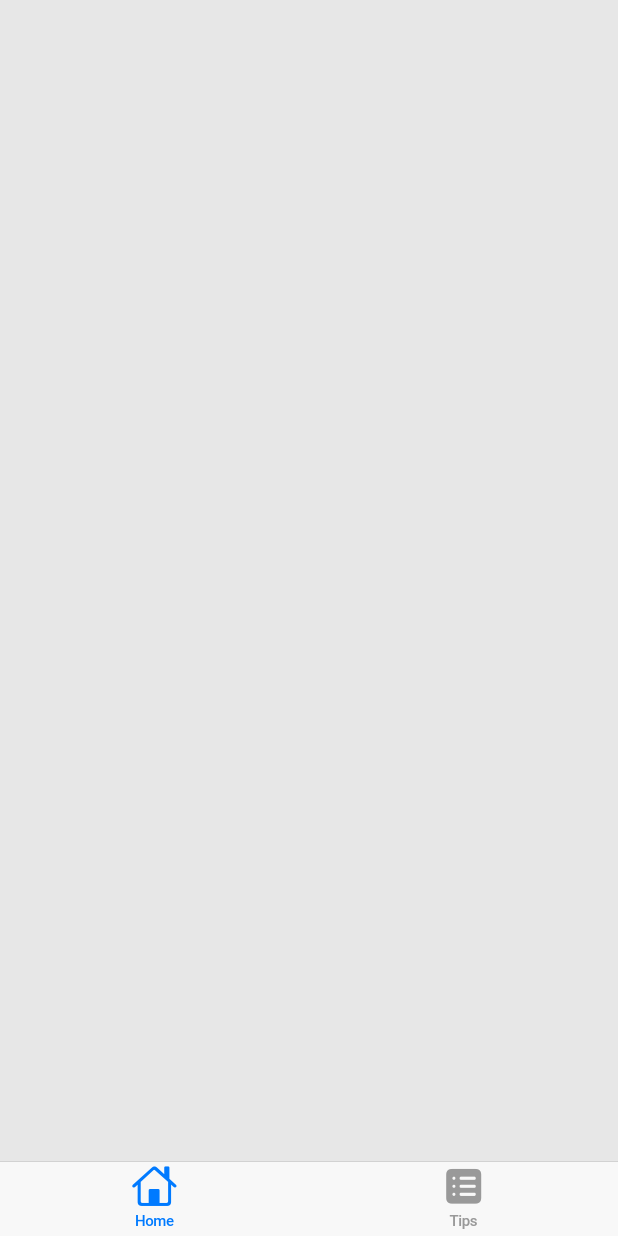
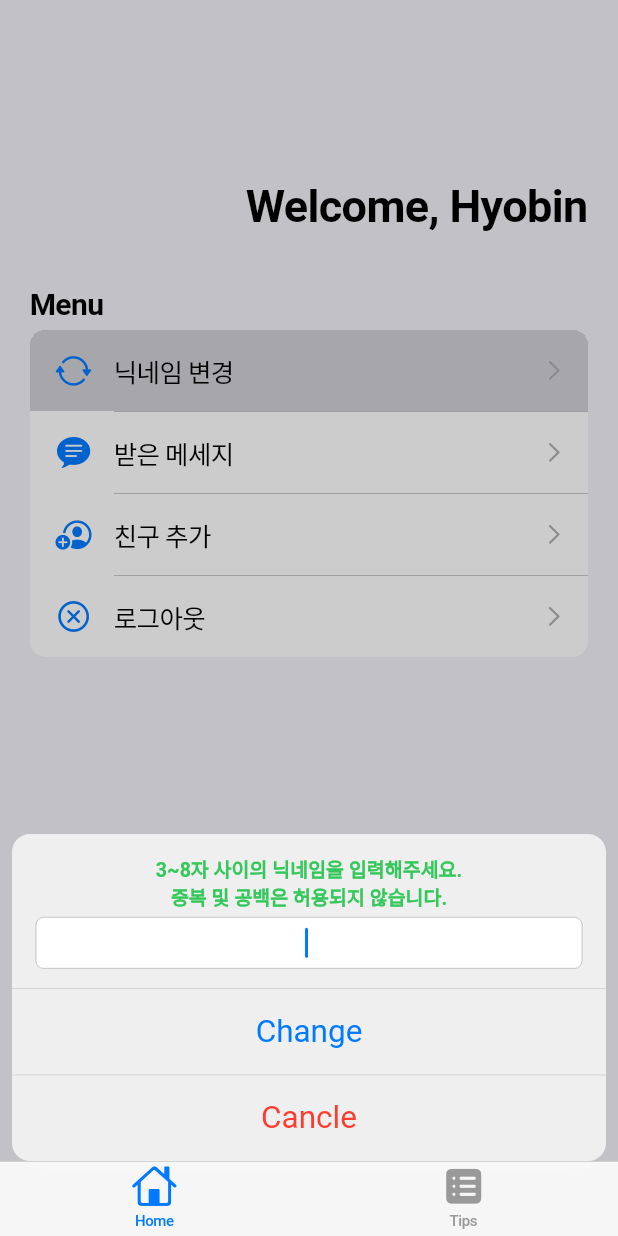
Before and after one commit to marooo326/TipMe-front, a Flutter app: the screen it shows after launch, after a tap on "닉네임 변경", on a phone screen of 412 x 824 dp. Run offline on Flutter 3.47's test engine with Material 2 defaults, Android fonts, the phone set to English and light mode, and no system bars.

Commit message:
feat: Nickname 변경 기능 추가

```diff
--- a/lib/screens/home_screen.dart
+++ b/lib/screens/home_screen.dart
@@ -1,5 +1,5 @@
 import 'package:flutter/cupertino.dart';
-import 'package:tipme_front/screens/login_screen.dart';
+import 'package:tipme_front/widgets/home_widget.dart';
 
 class HomeScreen extends StatelessWidget {
   const HomeScreen({super.key});
@@ -23,91 +23,7 @@ class HomeScreen extends StatelessWidget {
         ],
       ),
       tabBuilder: (BuildContext context, int index) {
-        return CupertinoTabView(
-          builder: (BuildContext context) {
-            return Container(
-              child: index == 0
-                  ? Column(
-                      crossAxisAlignment: CrossAxisAlignment.end,
-                      children: [
-                        const SizedBox(
-                          height: 100,
-                        ),
-                        Padding(
-                          padding: const EdgeInsets.all(20),
-                          child: Text(
-                            "Welcome, ${apiData['nickname']}",
-                            style: const TextStyle(
-                              fontSize: 30,
-                              fontWeight: FontWeight.w500,
-                            ),
-                          ),
-                        ),
-                        CupertinoListSection(
-                          header: const Text(
-                            'Menu',
-                            style: TextStyle(
-                              fontSize: 20,
-                              fontWeight: FontWeight.bold,
-                            ),
-                          ),
-                          children: [
-                            CupertinoListTile.notched(
-                              title: const Text('닉네임 변경'),
-                              leading: const SizedBox(
-                                width: double.infinity,
-                                height: double.infinity,
-                                child: Icon(CupertinoIcons.arrow_2_circlepath),
-                              ),
-                              trailing: const CupertinoListTileChevron(),
-                              onTap: () => Navigator.of(context).push(
-                                CupertinoPageRoute(
-                                  builder: (BuildContext context) {
-                                    return const LoginScreen();
-                                  },
-                                ),
-                              ),
-                            ),
-                            const CupertinoListTile.notched(
-                              title: Text('받은 메세지'),
-                              leading: SizedBox(
-                                width: double.infinity,
-                                height: double.infinity,
-                                child:
-                                    Icon(CupertinoIcons.chat_bubble_text_fill),
-                              ),
-                              trailing: CupertinoListTileChevron(),
-                            ),
-                            const CupertinoListTile.notched(
-                              title: Text('친구 추가'),
-                              leading: SizedBox(
-                                width: double.infinity,
-                                height: double.infinity,
-                                child: Icon(CupertinoIcons
-                                    .person_crop_circle_badge_plus),
-                              ),
-                              trailing: CupertinoListTileChevron(),
-                            ),
-                            const CupertinoListTile.notched(
-                              title: Text('로그아웃'),
-                              leading: SizedBox(
-                                width: double.infinity,
-                                height: double.infinity,
-                                child: Icon(CupertinoIcons.xmark_circle),
-                              ),
-                              trailing: CupertinoListTileChevron(),
-                            ),
-                          ],
-                        )
-                      ],
-                    )
-                  : const Text(
-                      '0',
-                      style: TextStyle(fontSize: 20),
-                    ),
-            );
-          },
-        );
+        return HomeWidget(apiData: apiData);
       },
     );
   }
--- /dev/null
+++ b/lib/widgets/chagne_nickname_widget.dart
@@ -0,0 +1,71 @@
+import 'package:flutter/cupertino.dart';
+
+class ChangeNicknameWidget extends StatefulWidget {
+  const ChangeNicknameWidget({
+    super.key,
+  });
+
+  @override
+  State<ChangeNicknameWidget> createState() => _ChangeNicknameWidgetState();
+}
+
+class _ChangeNicknameWidgetState extends State<ChangeNicknameWidget> {
+  String guideMessage = "3~8자 사이의 닉네임을 입력해주세요.\n중복 및 공백은 허용되지 않습니다.";
+  bool isValid = true;
+  final _nicknameEditController = TextEditingController();
+  void changeGuide() {
+    setState(() {
+      isValid = false;
+      guideMessage = "다시 입력해주세요";
+    });
+  }
+
+  @override
+  void dispose() {
+    super.dispose();
+    _nicknameEditController.dispose();
+  }
+
+  @override
+  Widget build(BuildContext context) {
+    return CupertinoActionSheet(
+      title: Text(
+        guideMessage,
+        style: TextStyle(
+          fontWeight: FontWeight.bold,
+          color:
+              isValid ? CupertinoColors.systemGreen : CupertinoColors.systemRed,
+        ),
+      ),
+      message: CupertinoTextField(
+        controller: _nicknameEditController,
+        textAlign: TextAlign.center,
+        maxLength: 8,
+        autofocus: true,
+      ),
+      actions: <CupertinoActionSheetAction>[
+        CupertinoActionSheetAction(
+          child: const Text('Change'),
+          onPressed: () {
+            if (_nicknameEditController.text.length < 3) {
+              //nick name 유효한지 검증하는 로직 추가 예정
+              changeGuide();
+            } else {
+              print(_nicknameEditController.text);
+              Navigator.pop(context);
+            }
+          },
+        ),
+        CupertinoActionSheetAction(
+          child: const Text(
+            'Cancle',
+            style: TextStyle(color: CupertinoColors.systemRed),
+          ),
+          onPressed: () {
+            Navigator.pop(context);
+          },
+        ),
+      ],
+    );
+  }
+}
--- /dev/null
+++ b/lib/widgets/home_widget.dart
@@ -0,0 +1,95 @@
+import 'package:flutter/cupertino.dart';
+import 'package:tipme_front/widgets/chagne_nickname_widget.dart';
+
+class HomeWidget extends StatelessWidget {
+  const HomeWidget({
+    super.key,
+    required this.apiData,
+  });
+
+  final Map<String, String> apiData;
+
+  @override
+  Widget build(BuildContext context) {
+    return CupertinoTabView(
+      builder: (BuildContext context) {
+        return Container(
+            decoration:
+                const BoxDecoration(color: Color.fromARGB(255, 242, 242, 247)),
+            child: Column(
+              crossAxisAlignment: CrossAxisAlignment.end,
+              children: [
+                const SizedBox(
+                  height: 100,
+                ),
+                Padding(
+                  padding: const EdgeInsets.all(20),
+                  child: Text(
+                    "Welcome, ${apiData['nickname']}",
+                    style: const TextStyle(
+                      fontSize: 30,
+                      fontWeight: FontWeight.w600,
+                    ),
+                  ),
+                ),
+                CupertinoListSection.insetGrouped(
+                  header: const Text(
+                    'Menu',
+                    style: TextStyle(
+                      fontSize: 20,
+                      fontWeight: FontWeight.bold,
+                    ),
+                  ),
+                  children: [
+                    CupertinoListTile.notched(
+                      title: const Text('닉네임 변경'),
+                      leading: const SizedBox(
+                        width: double.infinity,
+                        height: double.infinity,
+                        child: Icon(CupertinoIcons.arrow_2_circlepath),
+                      ),
+                      trailing: const CupertinoListTileChevron(),
+                      onTap: () => Navigator.of(context).push(
+                        CupertinoModalPopupRoute(
+                          builder: (BuildContext context) {
+                            return const ChangeNicknameWidget();
+                          },
+                        ),
+                      ),
+                    ),
+                    const CupertinoListTile.notched(
+                      title: Text('받은 메세지'),
+                      leading: SizedBox(
+                        width: double.infinity,
+                        height: double.infinity,
+                        child: Icon(CupertinoIcons.chat_bubble_text_fill),
+                      ),
+                      trailing: CupertinoListTileChevron(),
+                    ),
+                    const CupertinoListTile.notched(
+                      title: Text('친구 추가'),
+                      leading: SizedBox(
+                        width: double.infinity,
+                        height: double.infinity,
+                        child:
+                            Icon(CupertinoIcons.person_crop_circle_badge_plus),
+                      ),
+                      trailing: CupertinoListTileChevron(),
+                    ),
+                    const CupertinoListTile.notched(
+                      title: Text('로그아웃'),
+                      leading: SizedBox(
+                        width: double.infinity,
+                        height: double.infinity,
+                        child: Icon(CupertinoIcons.xmark_circle),
+                      ),
+                      trailing: CupertinoListTileChevron(),
+                    ),
+                  ],
+                )
+              ],
+            ));
+      },
+    );
+  }
+}
```
Also changed, not shown: lib/widgets/tips_widget.dart (added).
